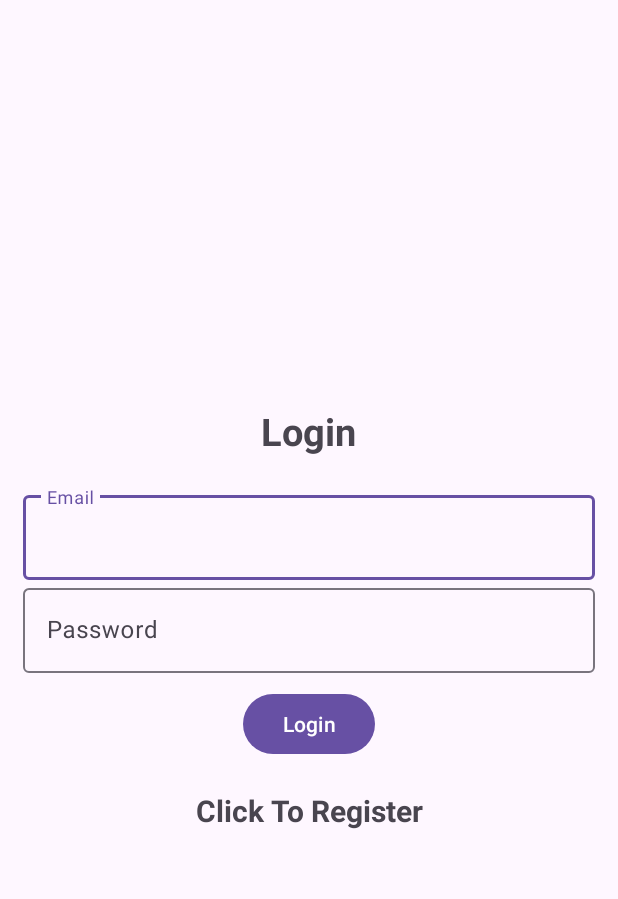
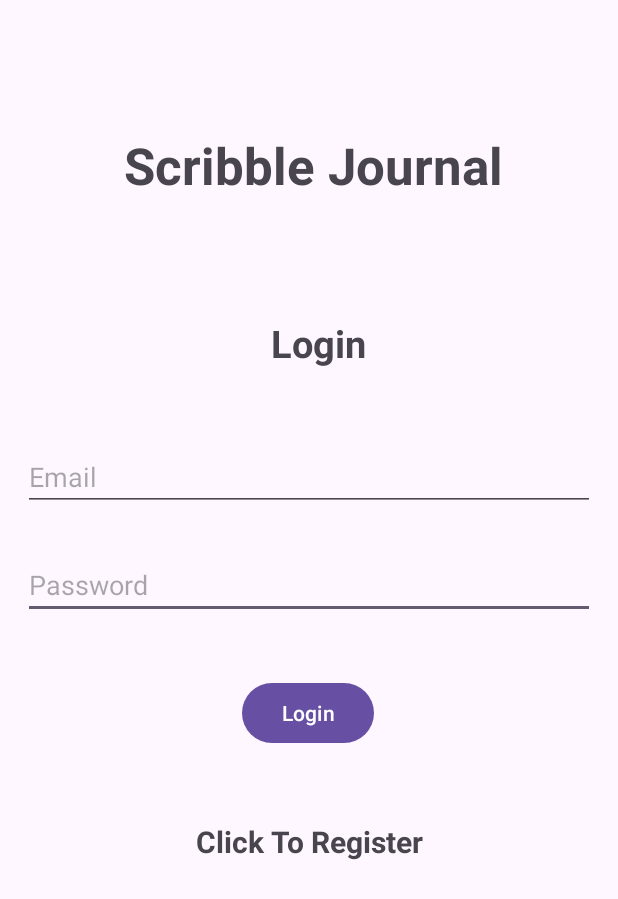
Before and after one commit to Ali-m99/Mobile-Programming-Project, an Android app: the screen it shows after launch (Login), on a phone screen of 412 x 824 dp. Shown: the top 899 px of the screen. Run offline under Robolectric (Android 15) with nearby library versions, the phone set to English and light mode, and no system bars; our stand-ins replace Firebase (no records; nobody signed in at launch, a user with empty details on screens opened directly); Roboto replaces fonts that are not available here; 4 statements that could not run were skipped.

Commit message:
Changed login and registration UI from linear to constraint layout

```diff
--- a/app/src/main/res/layout/activity_login.xml
+++ b/app/src/main/res/layout/activity_login.xml
@@ -1,5 +1,5 @@
 <?xml version="1.0" encoding="utf-8"?>
-<LinearLayout xmlns:android="http://schemas.android.com/apk/res/android"
+<androidx.constraintlayout.widget.ConstraintLayout xmlns:android="http://schemas.android.com/apk/res/android"
     xmlns:app="http://schemas.android.com/apk/res-auto"
     xmlns:tools="http://schemas.android.com/tools"
     android:layout_width="match_parent"
@@ -13,40 +13,33 @@
         android:id="@+id/textView2"
         android:layout_width="wrap_content"
         android:layout_height="wrap_content"
+        android:layout_gravity="center"
+        android:layout_marginTop="196dp"
         android:text="@string/login"
         android:textSize="25dp"
         android:textStyle="bold"
-        android:layout_gravity="center"
-        android:layout_marginBottom="20dp"
-        tools:layout_editor_absoluteX="188dp"
-        tools:layout_editor_absoluteY="33dp" />
+        app:layout_constraintEnd_toEndOf="parent"
+        app:layout_constraintHorizontal_bias="0.52"
+        app:layout_constraintStart_toStartOf="parent"
+        app:layout_constraintTop_toTopOf="parent" />
 
     <com.google.android.material.textfield.TextInputLayout
+        android:id="@+id/textInputLayout3"
         android:layout_width="match_parent"
-        android:layout_height="wrap_content">
+        android:layout_height="wrap_content"
+        tools:layout_editor_absoluteX="15dp"
+        tools:layout_editor_absoluteY="15dp">
 
 
-    <com.google.android.material.textfield.TextInputEditText
-        android:id="@+id/email"
+    </com.google.android.material.textfield.TextInputLayout>
+
+    <com.google.android.material.textfield.TextInputLayout
+        android:id="@+id/textInputLayout4"
         android:layout_width="match_parent"
         android:layout_height="wrap_content"
-        android:hint="@string/email"
-        tools:layout_editor_absoluteY="88dp" />
+        tools:layout_editor_absoluteX="15dp"
+        tools:layout_editor_absoluteY="15dp">
 
-</com.google.android.material.textfield.TextInputLayout>
-
-    <com.google.android.material.textfield.TextInputLayout
-        android:layout_width="match_parent"
-        android:layout_height="wrap_content">
-
-
-        <com.google.android.material.textfield.TextInputEditText
-            android:id="@+id/password"
-            android:layout_width="match_parent"
-            android:layout_height="wrap_content"
-            android:hint="@string/password"
-            android:inputType="textPassword"
-            tools:layout_editor_absoluteY="88dp" />
 
     </com.google.android.material.textfield.TextInputLayout>
 
@@ -59,23 +52,64 @@
 
     <Button
         android:id="@+id/btn_login"
-        android:text="@string/login"
-        android:layout_marginTop="10dp"
         android:layout_width="wrap_content"
         android:layout_height="wrap_content"
-        />
+        android:layout_marginTop="436dp"
+        android:text="@string/login"
+        app:layout_constraintEnd_toEndOf="parent"
+        app:layout_constraintHorizontal_bias="0.498"
+        app:layout_constraintStart_toStartOf="parent"
+        app:layout_constraintTop_toTopOf="parent" />
 
     <TextView
         android:id="@+id/registerNow"
-        android:text="@string/click_to_register"
         android:layout_width="match_parent"
         android:layout_height="wrap_content"
+        android:layout_marginTop="532dp"
+        android:gravity="center"
+        android:text="@string/click_to_register"
+        android:textSize="20sp"
         android:textStyle="bold"
-        android:textSize="20sp"
-        android:gravity="center"
-        android:layout_marginTop="20dp"
-        />
+        app:layout_constraintEnd_toEndOf="parent"
+        app:layout_constraintHorizontal_bias="0.0"
+        app:layout_constraintStart_toStartOf="parent"
+        app:layout_constraintTop_toTopOf="parent" />
+
+    <com.google.android.material.textfield.TextInputEditText
+        android:id="@+id/password"
+        android:layout_width="match_parent"
+        android:layout_height="wrap_content"
+        android:layout_marginTop="352dp"
+        android:hint="@string/password"
+        android:inputType="textPassword"
+        app:layout_constraintEnd_toEndOf="parent"
+        app:layout_constraintHorizontal_bias="1.0"
+        app:layout_constraintStart_toStartOf="parent"
+        app:layout_constraintTop_toTopOf="parent" />
+
+    <com.google.android.material.textfield.TextInputEditText
+        android:id="@+id/email"
+        android:layout_width="match_parent"
+        android:layout_height="wrap_content"
+        android:layout_marginTop="280dp"
+        android:hint="@string/email"
+        app:layout_constraintEnd_toEndOf="parent"
+        app:layout_constraintHorizontal_bias="0.0"
+        app:layout_constraintStart_toStartOf="parent"
+        app:layout_constraintTop_toTopOf="parent" />
+
+    <TextView
+        android:id="@+id/textView3"
+        android:layout_width="wrap_content"
+        android:layout_height="wrap_content"
+        android:layout_marginTop="72dp"
+        android:text="Scribble Journal"
+        android:textSize="34sp"
+        android:textStyle="bold"
+        app:layout_constraintEnd_toEndOf="parent"
+        app:layout_constraintHorizontal_bias="0.523"
+        app:layout_constraintStart_toStartOf="parent"
+        app:layout_constraintTop_toTopOf="parent" />
 
 
-
-</LinearLayout>
+</androidx.constraintlayout.widget.ConstraintLayout>
```
Also changed, not shown: app/src/main/res/layout/activity_register.xml (+64 -31 lines).
